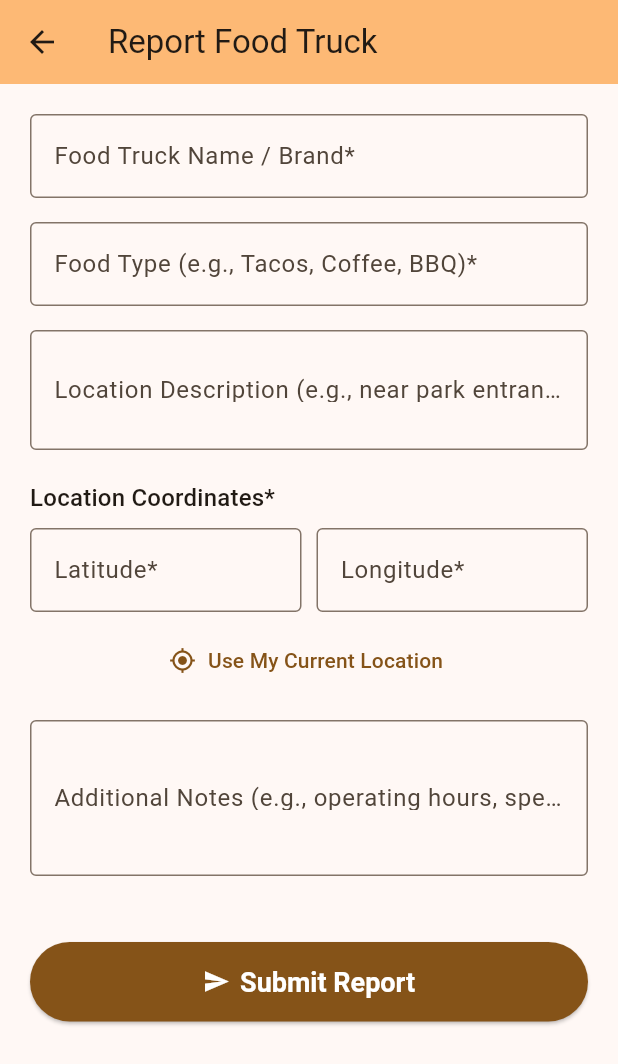
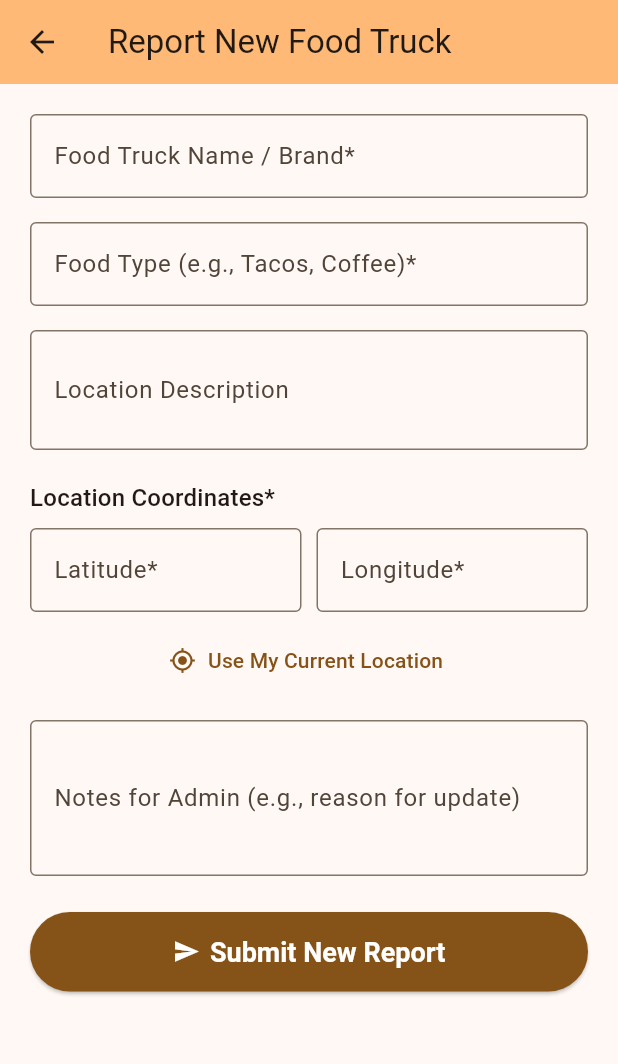
Before and after one commit to jerungpyro/foodtruck_finder, a Flutter app: the ReportFoodTruckScreen screen opened directly, on a phone screen of 412 x 824 dp. Shown: the top 1064 px of the screen. Run offline on Flutter 3.47's test engine with Material 3 defaults, Android fonts, the phone set to English and light mode, and no system bars; our stand-ins replace cloud_firestore, firebase_auth, firebase_core, geolocator, google_maps_flutter; accounts and stored records are empty.

Commit message:
feat: Implement Phase 12 - Enhanced User Submissions (Report Updates)
Enhances the mobile app's user submission capabilities by allowing users to report updates or corrections for existing food trucks, in addition to submitting new ones.

Key changes:
- **`FoodTruckDetailsBottomSheet.dart`:**
    - Added a "Suggest an Update / Report Info" button.
    - When tapped, navigates to `ReportFoodTruckScreen`, passing the current `FoodTruck` object to pre-fill the form and indicate an update suggestion.
- **`ReportFoodTruckScreen.dart`:**
    - Modified to accept an optional `existingTruck` (FoodTruck object) parameter.
    - If `existingTruck` is provided:
        - The screen title and submit button text change to reflect "update suggestion" mode.
        - Form fields are pre-filled with data from the `existingTruck`.
        - A message indicating which truck is being updated is displayed.
    - When submitting an "update suggestion":
        - The Firestore document in the `reports` collection now includes `reportType: "update_suggestion"`.
        - The `existingFoodTruckId` field is populated with the ID of the truck being updated.
    - The `isNewTruck` field is set to `false` for update suggestions.
- Maintained functionality for reporting entirely new food trucks (where `existingTruck` is null and `reportType` is "new_submission").

```diff
--- a/lib/screens/report_food_truck_screen.dart
+++ b/lib/screens/report_food_truck_screen.dart
@@ -1,15 +1,20 @@
 import 'package:flutter/material.dart';
 import 'package:cloud_firestore/cloud_firestore.dart';
-import 'package:geolocator/geolocator.dart'; // For getting current location
-import 'package:google_maps_flutter/google_maps_flutter.dart'; // For LatLng
+import 'package:geolocator/geolocator.dart';
+import 'package:google_maps_flutter/google_maps_flutter.dart';
 
-import '../services/auth_service.dart'; // To get current user info
+import '../services/auth_service.dart';
+import '../models/food_truck_model.dart'; // Import FoodTruck model
 
 class ReportFoodTruckScreen extends StatefulWidget {
-  // Optional: Pass initial coordinates if user taps on map to report
   final LatLng? initialCoordinates;
+  final FoodTruck? existingTruck; // New parameter for updates
 
-  const ReportFoodTruckScreen({super.key, this.initialCoordinates});
+  const ReportFoodTruckScreen({
+    super.key,
+    this.initialCoordinates,
+    this.existingTruck,
+  });
 
   @override
   State<ReportFoodTruckScreen> createState() => _ReportFoodTruckScreenState();
@@ -28,14 +33,21 @@ class _ReportFoodTruckScreenState extends State<ReportFoodTruckScreen> {
   final TextEditingController _longitudeController = TextEditingController();
   final TextEditingController _userNotesController = TextEditingController();
 
-  bool _isNewTruck = true; // Default to reporting a new truck
   bool _isLoading = false;
   bool _isFetchingLocation = false;
+
+  bool get _isUpdating => widget.existingTruck != null;
 
   @override
   void initState() {
     super.initState();
-    if (widget.initialCoordinates != null) {
+    if (_isUpdating) {
+      _truckNameController.text = widget.existingTruck!.name;
+      _truckTypeController.text = widget.existingTruck!.type;
+      _locationDescriptionController.text = widget.existingTruck!.locationDescription ?? '';
+      _latitudeController.text = widget.existingTruck!.position.latitude.toStringAsFixed(7);
+      _longitudeController.text = widget.existingTruck!.position.longitude.toStringAsFixed(7);
+    } else if (widget.initialCoordinates != null) {
       _latitudeController.text = widget.initialCoordinates!.latitude.toStringAsFixed(7);
       _longitudeController.text = widget.initialCoordinates!.longitude.toStringAsFixed(7);
     }
@@ -87,14 +99,14 @@ class _ReportFoodTruckScreenState extends State<ReportFoodTruckScreen> {
       print("Error getting current location: $e");
       if (mounted) {
         ScaffoldMessenger.of(context).showSnackBar(SnackBar(content: Text('Could not get current location: $e')));
-        setState(() => _isFetchingLocation = false);
+        if (mounted) setState(() => _isFetchingLocation = false);
       }
     }
   }
 
   Future<void> _submitReport() async {
     if (!_formKey.currentState!.validate()) {
-      return; // Form is not valid
+      return;
     }
     if (mounted) setState(() => _isLoading = true);
 
@@ -118,23 +130,28 @@ class _ReportFoodTruckScreenState extends State<ReportFoodTruckScreen> {
       return;
     }
 
-    try {
-      await _firestore.collection('reports').add({
+    Map<String, dynamic> reportData = {
       'truckNameOrType': _truckNameController.text.trim(),
-        'truckTypeSuggestion': _truckTypeController.text.trim(), // User's suggestion for type
+      'truckTypeSuggestion': _truckTypeController.text.trim(),
       'locationDescription': _locationDescriptionController.text.trim(),
       'coordinates': GeoPoint(latitude, longitude),
       'userNotes': _userNotesController.text.trim(),
-        'isNewTruck': _isNewTruck,
-        'status': 'pending', // Initial status
+      'status': 'pending',
       'reportedByUserId': currentUser.uid,
       'reportedByDisplayName': currentUser.displayName ?? 'Anonymous User',
       'reportedAt': Timestamp.now(),
-      });
+      'reportType': _isUpdating ? 'update_suggestion' : 'new_submission',
+      if (_isUpdating) 'existingFoodTruckId': widget.existingTruck!.id,
+      'isNewTruck': !_isUpdating, // This field helps admin differentiate if not checking reportType
+    };
+
+    try {
+      await _firestore.collection('reports').add(reportData);
 
       if (mounted) {
-        ScaffoldMessenger.of(context).showSnackBar(const SnackBar(content: Text('Report submitted successfully for review!')));
-        Navigator.of(context).pop(); // Go back after successful submission
+        ScaffoldMessenger.of(context).showSnackBar(SnackBar(
+            content: Text(_isUpdating ? 'Update suggestion submitted for review!' : 'New truck report submitted for review!')));
+        Navigator.of(context).pop();
       }
     } catch (e) {
       print("Error submitting report: $e");
@@ -148,12 +165,11 @@ class _ReportFoodTruckScreenState extends State<ReportFoodTruckScreen> {
     }
   }
 
-
   @override
   Widget build(BuildContext context) {
     return Scaffold(
       appBar: AppBar(
-        title: const Text('Report Food Truck'),
+        title: Text(_isUpdating ? 'Suggest Update for Truck' : 'Report New Food Truck'),
         backgroundColor: Theme.of(context).colorScheme.inversePrimary,
       ),
       body: SingleChildScrollView(
@@ -163,25 +179,34 @@ class _ReportFoodTruckScreenState extends State<ReportFoodTruckScreen> {
           child: Column(
             crossAxisAlignment: CrossAxisAlignment.stretch,
             children: <Widget>[
+              if (_isUpdating)
+                Padding(
+                  padding: const EdgeInsets.only(bottom: 16.0),
+                  child: Text(
+                    "Suggesting update for: ${widget.existingTruck!.name}",
+                    style: Theme.of(context).textTheme.titleMedium?.copyWith(fontWeight: FontWeight.bold),
+                    textAlign: TextAlign.center,
+                  ),
+                ),
               TextFormField(
                 controller: _truckNameController,
-                decoration: const InputDecoration(labelText: 'Food Truck Name / Brand*', border: OutlineInputBorder()),
+                decoration: InputDecoration(labelText: 'Food Truck Name / Brand${_isUpdating ? " (Suggested)" : "*"}', border: const OutlineInputBorder()),
                 validator: (value) => (value == null || value.trim().isEmpty) ? 'Please enter the truck name' : null,
               ),
               const SizedBox(height: 16),
               TextFormField(
                 controller: _truckTypeController,
-                decoration: const InputDecoration(labelText: 'Food Type (e.g., Tacos, Coffee, BBQ)*', border: OutlineInputBorder()),
+                decoration: InputDecoration(labelText: 'Food Type (e.g., Tacos, Coffee)${_isUpdating ? " (Suggested)" : "*"}', border: const OutlineInputBorder()),
                  validator: (value) => (value == null || value.trim().isEmpty) ? 'Please enter the food type' : null,
               ),
               const SizedBox(height: 16),
               TextFormField(
                 controller: _locationDescriptionController,
-                decoration: const InputDecoration(labelText: 'Location Description (e.g., near park entrance)', border: OutlineInputBorder()),
+                decoration: InputDecoration(labelText: 'Location Description${_isUpdating ? " (Suggested)" : ""}', border: const OutlineInputBorder()),
                 maxLines: 2,
               ),
               const SizedBox(height: 20),
-              Text("Location Coordinates*", style: Theme.of(context).textTheme.titleMedium),
+              Text("Location Coordinates${_isUpdating ? " (Suggested New)" : "*"}", style: Theme.of(context).textTheme.titleMedium),
               const SizedBox(height: 8),
               Row(
                 children: [
@@ -192,9 +217,9 @@ class _ReportFoodTruckScreenState extends State<ReportFoodTruckScreen> {
                       keyboardType: const TextInputType.numberWithOptions(decimal: true, signed: true),
                       validator: (value) {
                         if (value == null || value.isEmpty) return 'Required';
-                        final num = double.tryParse(value);
-                        if (num == null) return 'Invalid number';
-                        if (num < -90 || num > 90) return 'Range: -90 to 90';
+                        final numval = double.tryParse(value);
+                        if (numval == null) return 'Invalid number';
+                        if (numval < -90 || numval > 90) return 'Range: -90 to 90';
                         return null;
                       },
                     ),
@@ -207,9 +232,9 @@ class _ReportFoodTruckScreenState extends State<ReportFoodTruckScreen> {
                       keyboardType: const TextInputType.numberWithOptions(decimal: true, signed: true),
                       validator: (value) {
                         if (value == null || value.isEmpty) return 'Required';
-                        final num = double.tryParse(value);
-                        if (num == null) return 'Invalid number';
-                        if (num < -180 || num > 180) return 'Range: -180 to 180';
+                        final numval = double.tryParse(value);
+                        if (numval == null) return 'Invalid number';
+                        if (numval < -180 || numval > 180) return 'Range: -180 to 180';
                         return null;
                       },
                     ),
@@ -224,37 +249,18 @@ class _ReportFoodTruckScreenState extends State<ReportFoodTruckScreen> {
                 label: const Text('Use My Current Location'),
                 onPressed: _isFetchingLocation ? null : _getCurrentLocation,
               ),
-              // TODO: Add a small map to tap/drag pin for location selection (Advanced)
               const SizedBox(height: 16),
               TextFormField(
                 controller: _userNotesController,
-                decoration: const InputDecoration(labelText: 'Additional Notes (e.g., operating hours, specialty)', border: OutlineInputBorder()),
+                decoration: InputDecoration(labelText: 'Notes for Admin (e.g., reason for update)', border: const OutlineInputBorder()),
                 maxLines: 3,
               ),
-              const SizedBox(height: 20),
-              // Option for new truck vs update (simplified for now)
-              // Row(
-              //   mainAxisAlignment: MainAxisAlignment.center,
-              //   children: [
-              //     const Text("Is this a new truck? "),
-              //     Switch(
-              //       value: _isNewTruck,
-              //       onChanged: (value) {
-              //         setState(() {
-              //           _isNewTruck = value;
-              //         });
-              //       },
-              //     ),
-              //   ],
-              // ),
-              // For now, all reports are treated as potentially new by admin.
-              // isNewTruck field is still sent.
               const SizedBox(height: 24),
               _isLoading
                   ? const Center(child: CircularProgressIndicator())
                   : ElevatedButton.icon(
                       icon: const Icon(Icons.send),
-                      label: const Text('Submit Report'),
+                      label: Text(_isUpdating ? 'Submit Update Suggestion' : 'Submit New Report'),
                       style: ElevatedButton.styleFrom(
                         padding: const EdgeInsets.symmetric(vertical: 16),
                         textStyle: const TextStyle(fontSize: 18, fontWeight: FontWeight.bold),
```
Also changed, not shown: lib/widgets/map_screen_widgets/food_truck_details_bottom_sheet.dart (+31 -11 lines). Lines whose indentation alone changed are shown as unchanged.
